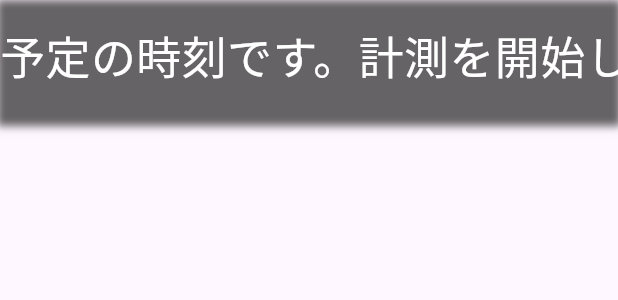
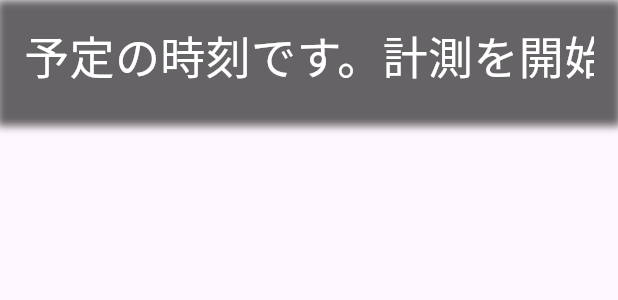
Before and after one commit to kip-i/grofessor, a Flutter app: the InstructionBar widget shown alone on an empty page, opened directly, on a phone screen of 412 x 824 dp. Shown: the top 300 px of the screen. Run offline on Flutter 3.47's test engine with Material 3 defaults, Android fonts, the phone set to English and light mode, and no system bars; drawn by our look-alikes of marquee; our stand-ins replace firebase_auth, firebase_core, shared_preferences; missing offline and left inert: flutter_cube; accounts and stored records are empty; generated files the repository leaves out were written again.

Commit message:
fix: ExpandedウィジェットがPaddingウィジェットの内部から出した

```diff
--- a/lib/home/instruction_bar.dart
+++ b/lib/home/instruction_bar.dart
@@ -3,11 +3,13 @@ import 'package:marquee/marquee.dart';
 
 class InstructionBar extends StatelessWidget {
   @override
-  Widget build(BuildContext context){
-    return Container(
+  Widget build(BuildContext context) {
+    return Flex(
+      direction: Axis.horizontal,
+      children: [
+        Container(
           width: MediaQuery.of(context).size.width,
           height: 80.0,
-      padding: EdgeInsets.only(top: 16.0, bottom: 16.0),
           decoration: BoxDecoration(
             boxShadow: [
               BoxShadow(
@@ -18,7 +20,8 @@ class InstructionBar extends StatelessWidget {
               ),
             ],
           ),
-      child: Expanded(
+          child: Padding(
+            padding: const EdgeInsets.all(16.0),
             child: Marquee(
               text: '予定の時刻です。計測を開始してください。',
               style: TextStyle(
@@ -32,6 +35,8 @@ class InstructionBar extends StatelessWidget {
               pauseAfterRound: const Duration(seconds: 1),
             ),
           ),
+        ),
+      ],
     );
   }
 }
```
Lines whose indentation alone changed are shown as unchanged.
